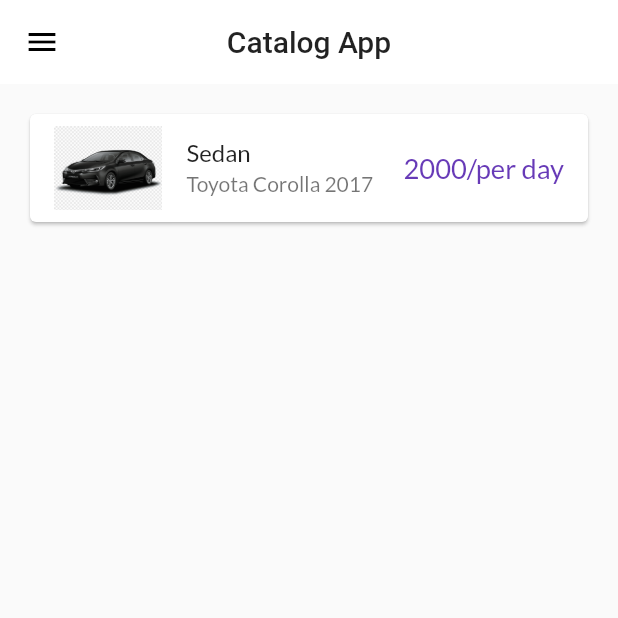
After one commit to HameedMohammadi/GoCar, a Flutter app: the HomePage screen opened directly, on a phone screen of 412 x 824 dp, the top half of it. The commit adds this screen. Run offline on Flutter 3.47's test engine with Material 2 defaults, Android fonts, the phone set to English and light mode, and no system bars; our stand-ins replace google_fonts.

Commit message:
Catalog Page

```diff
--- /dev/null
+++ b/go_car/lib/models/catalog.dart
@@ -0,0 +1,42 @@
+// ignore_for_file: non_constant_identifier_names, camel_case_types
+
+class catalogmodel {
+  static final product = {
+    items(
+        model: "Corolla",
+        company: "Toyota",
+        number: "LES 302",
+        carID: 001,
+        carType: "Sedan",
+        current_location: "Garage",
+        year: 2017,
+        color: "#000000",
+        price: 2000,
+        imageURl: "assets/images/toyota_corolla.png")
+  };
+}
+
+class items {
+  final String model;
+  final String company;
+  final String number;
+  final num carID;
+  final String carType;
+  final String current_location;
+  final num year;
+  final String color;
+  final num price;
+  final String imageURl;
+
+  items(
+      {required this.model,
+      required this.company,
+      required this.number,
+      required this.carID,
+      required this.carType,
+      required this.current_location,
+      required this.year,
+      required this.color,
+      required this.price,
+      required this.imageURl});
+}
--- /dev/null
+++ b/go_car/lib/screens/catalog_Page.dart
@@ -0,0 +1,31 @@
+// ignore_for_file: prefer_const_constructors
+
+import 'package:flutter/material.dart';
+import 'package:go_car/models/catalog.dart';
+import 'package:go_car/widgets/carview.dart';
+import 'package:go_car/widgets/drawer.dart';
+
+class HomePage extends StatelessWidget {
+  final days = 30;
+  final name = "Ammad";
+  @override
+  Widget build(BuildContext context) {
+    return Scaffold(
+      appBar: AppBar(
+        title: Text("Catalog App"),
+      ),
+      body: Padding(
+        padding: const EdgeInsets.all(16.0),
+        child: ListView.builder(
+          itemCount: catalogmodel.product.length,
+          itemBuilder: (context, index) {
+            return productWidget(
+              Item: catalogmodel.product.toList()[index],
+            );
+          },
+        ),
+      ),
+      drawer: mydrawer(),
+    );
+  }
+}
--- a/go_car/lib/screens/home.dart
+++ b/go_car/lib/screens/home.dart
@@ -1,16 +1,22 @@
-// ignore_for_file: camel_case_types, unused_import, use_key_in_widget_constructors
+// ignore_for_file: prefer_const_constructors, avoid_unnecessary_containers, use_key_in_widget_constructors, camel_case_types
 
-import 'package:go_car/utilities/routes.dart';
 import 'package:flutter/material.dart';
+import 'package:go_car/widgets/drawer.dart';
 
-class home extends StatefulWidget {
-  @override
-  State<home> createState() => _homeState();
-}
-
-class _homeState extends State<home> {
+class home extends StatelessWidget {
+  final days = 30;
+  final name = "Ammad";
   @override
   Widget build(BuildContext context) {
-    return const Placeholder();
+    return Scaffold(
+      appBar: AppBar(
+        title: Text("Catalog App"),
+      ),
+      body: Center(
+          child: Container(
+        child: Text("Welcome to $days days of flutter by $name"),
+      )),
+      drawer: mydrawer(),
+    );
   }
 }
--- /dev/null
+++ b/go_car/lib/widgets/carview.dart
@@ -0,0 +1,21 @@
+// ignore_for_file: non_constant_identifier_names, unnecessary_null_comparison, prefer_const_constructors, camel_case_types
+
+import 'package:flutter/material.dart';
+import 'package:go_car/models/catalog.dart';
+
+class productWidget extends StatelessWidget {
+  final items Item;
+  const productWidget({super.key, required this.Item}) : assert(Item != null);
+  @override
+  Widget build(BuildContext context) {
+    return Card(
+      child: ListTile(
+          leading: Image.asset(Item.imageURl),
+          title: Text(Item.carType),
+          subtitle: Text("${Item.company} ${Item.model} ${Item.year}"),
+          trailing: Text("${Item.price}/per day",
+              style: TextStyle(color: Colors.deepPurple),
+              textScaleFactor: 1.3)),
+    );
+  }
+}
```
Also changed, not shown: go_car/assets/images/toyota_corolla.png (added).
